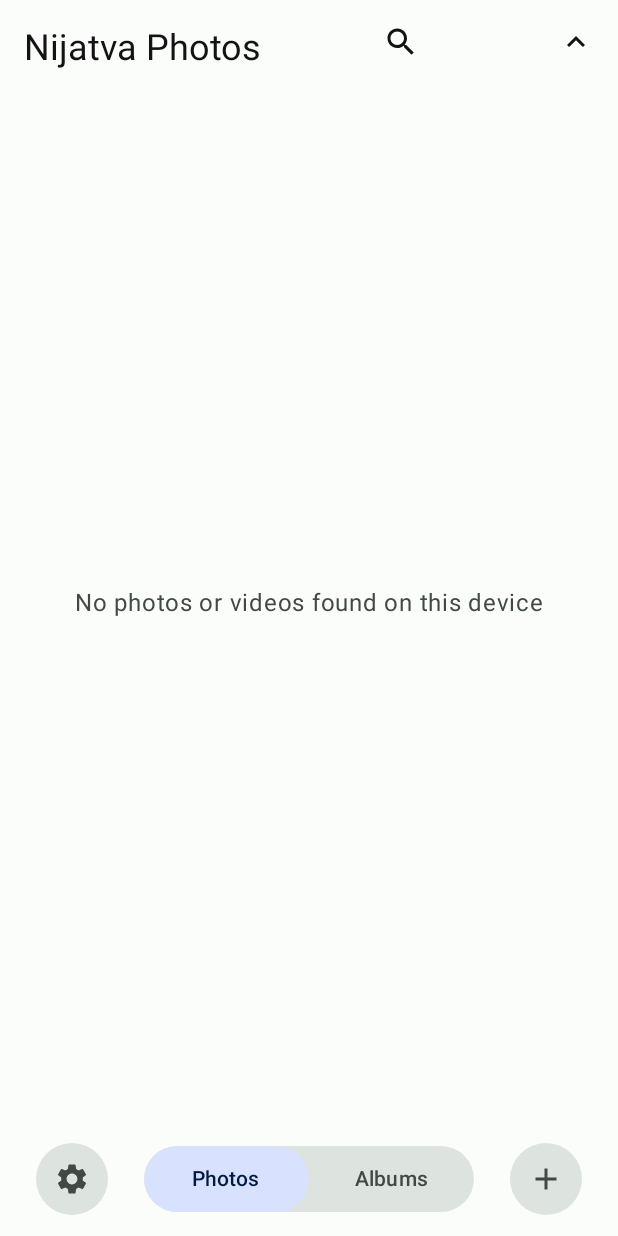
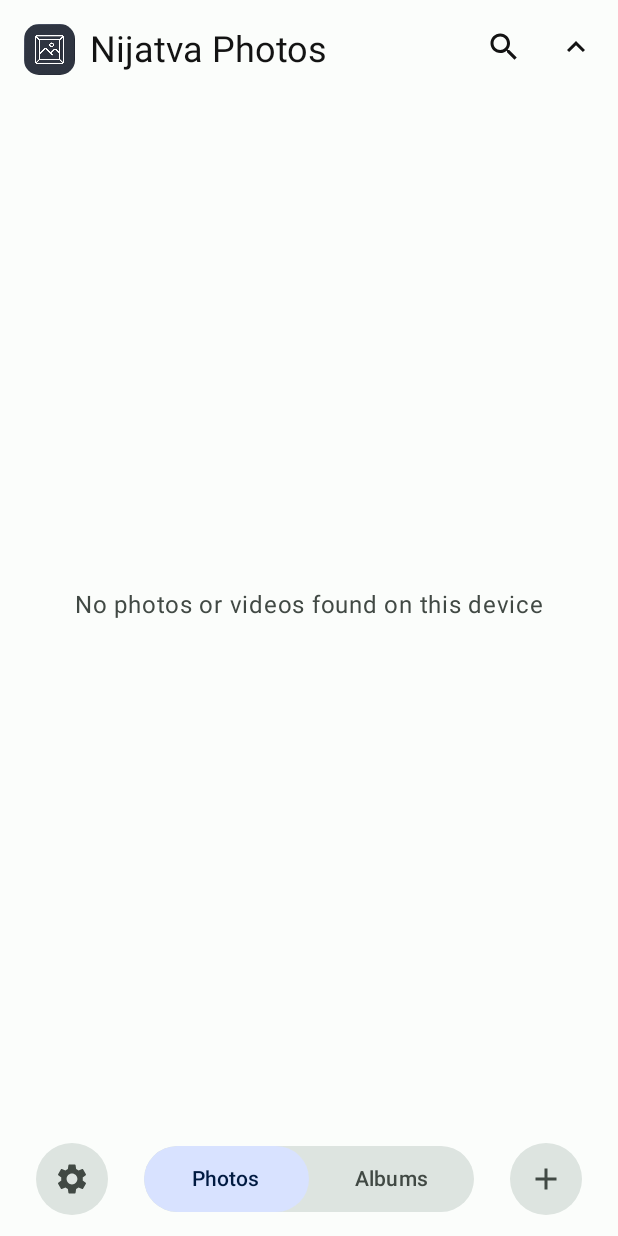
Before and after one commit to nijatva/nijatva-photos, an Android app built with Jetpack Compose: the screen it shows after launch (MainActivity), on a phone screen of 412 x 824 dp. Run offline under Robolectric (Android 15) with nearby library versions, the phone set to English and light mode, and no system bars; our stand-ins replace Room's generated code; libraries missing offline, so code that uses them is left out: coil.decode, com.google.mlkit.vision; pictures from the network do not load.

Commit message:
Icon: add monochrome layer for themed icons; show the logo in the Photos header

```diff
--- a/app/src/main/java/com/vasudev/photos/ui/screens/PhotosScreen.kt
+++ b/app/src/main/java/com/vasudev/photos/ui/screens/PhotosScreen.kt
@@ -6,6 +6,7 @@ import android.os.Build
 import androidx.activity.compose.rememberLauncherForActivityResult
 import androidx.activity.result.contract.ActivityResultContracts
 import androidx.compose.foundation.layout.Arrangement
+import androidx.compose.foundation.Image
 import androidx.compose.foundation.layout.Box
 import androidx.compose.foundation.layout.Column
 import androidx.compose.foundation.layout.PaddingValues
@@ -15,6 +16,8 @@ import androidx.compose.foundation.layout.fillMaxSize
 import androidx.compose.foundation.layout.fillMaxWidth
 import androidx.compose.foundation.layout.height
 import androidx.compose.foundation.layout.padding
+import androidx.compose.foundation.layout.size
+import androidx.compose.foundation.shape.RoundedCornerShape
 import androidx.compose.foundation.lazy.LazyRow
 import androidx.compose.foundation.lazy.grid.GridItemSpan
 import androidx.compose.foundation.lazy.items
@@ -29,6 +32,9 @@ import androidx.compose.runtime.mutableStateOf
 import androidx.compose.runtime.remember
 import androidx.compose.runtime.setValue
 import androidx.compose.ui.Alignment
+import androidx.compose.ui.draw.clip
+import androidx.compose.ui.res.painterResource
+import com.vasudev.photos.R
 import androidx.compose.ui.Modifier
 import androidx.compose.ui.platform.LocalContext
 import androidx.compose.ui.text.style.TextAlign
@@ -107,13 +113,27 @@ fun PhotosScreen(
             Modifier
                 .fillMaxWidth()
                 .padding(start = 16.dp, end = 4.dp, top = 4.dp),
-            horizontalArrangement = Arrangement.SpaceBetween
+            horizontalArrangement = Arrangement.SpaceBetween,
+            verticalAlignment = Alignment.CenterVertically
         ) {
+            Row(
+                verticalAlignment = Alignment.CenterVertically,
+                horizontalArrangement = Arrangement.spacedBy(10.dp),
+                modifier = Modifier.padding(top = 12.dp, bottom = 8.dp)
+            ) {
+                Image(
+                    painter = painterResource(R.drawable.brand_logo),
+                    contentDescription = "Nijatva Photos",
+                    modifier = Modifier
+                        .size(34.dp)
+                        .clip(RoundedCornerShape(10.dp))
+                )
                 Text(
                     "Nijatva Photos",
-                style = MaterialTheme.typography.headlineSmall,
-                modifier = Modifier.padding(top = 12.dp, bottom = 8.dp)
+                    style = MaterialTheme.typography.headlineSmall
                 )
+            }
+            Row(verticalAlignment = Alignment.CenterVertically) {
                 IconButton(onClick = onOpenSearch) {
                     Icon(Icons.Filled.Search, contentDescription = "Search")
                 }
@@ -126,6 +146,7 @@ fun PhotosScreen(
                         else Icons.Filled.KeyboardArrowDown,
                         contentDescription = if (newestFirst) "Newest first" else "Oldest first"
                     )
+                }
             }
         }
         when {
--- a/app/src/main/res/mipmap-anydpi-v26/ic_launcher.xml
+++ b/app/src/main/res/mipmap-anydpi-v26/ic_launcher.xml
@@ -2,4 +2,5 @@
 <adaptive-icon xmlns:android="http://schemas.android.com/apk/res/android">
     <background android:drawable="@color/ic_launcher_background" />
     <foreground android:drawable="@mipmap/ic_launcher_foreground" />
+    <monochrome android:drawable="@mipmap/ic_launcher_monochrome" />
 </adaptive-icon>
--- a/app/src/main/res/mipmap-anydpi-v26/ic_launcher_round.xml
+++ b/app/src/main/res/mipmap-anydpi-v26/ic_launcher_round.xml
@@ -2,4 +2,5 @@
 <adaptive-icon xmlns:android="http://schemas.android.com/apk/res/android">
     <background android:drawable="@color/ic_launcher_background" />
     <foreground android:drawable="@mipmap/ic_launcher_foreground" />
+    <monochrome android:drawable="@mipmap/ic_launcher_monochrome" />
 </adaptive-icon>
```
Also changed, not shown: app/src/main/res/mipmap-hdpi/ic_launcher_monochrome.png (added), app/src/main/res/mipmap-mdpi/ic_launcher_monochrome.png (added), app/src/main/res/mipmap-xhdpi/ic_launcher_monochrome.png (added), app/src/main/res/mipmap-xxhdpi/ic_launcher_monochrome.png (added), app/src/main/res/mipmap-xxxhdpi/ic_launcher_monochrome.png (added). Lines whose indentation alone changed are shown as unchanged.
